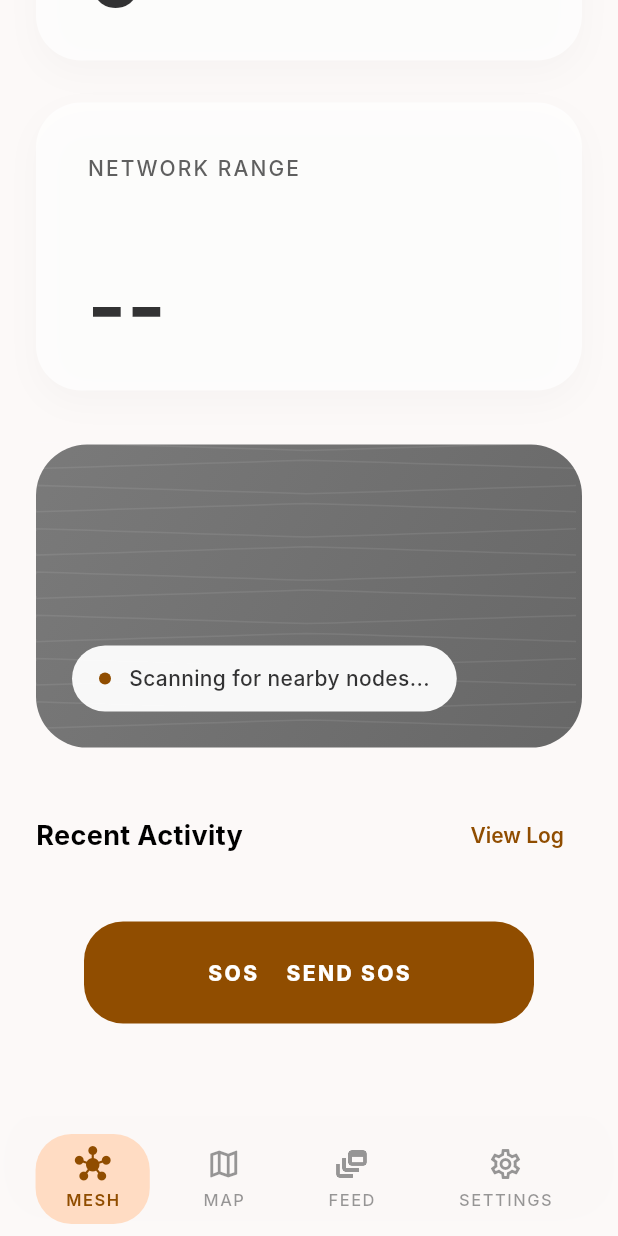
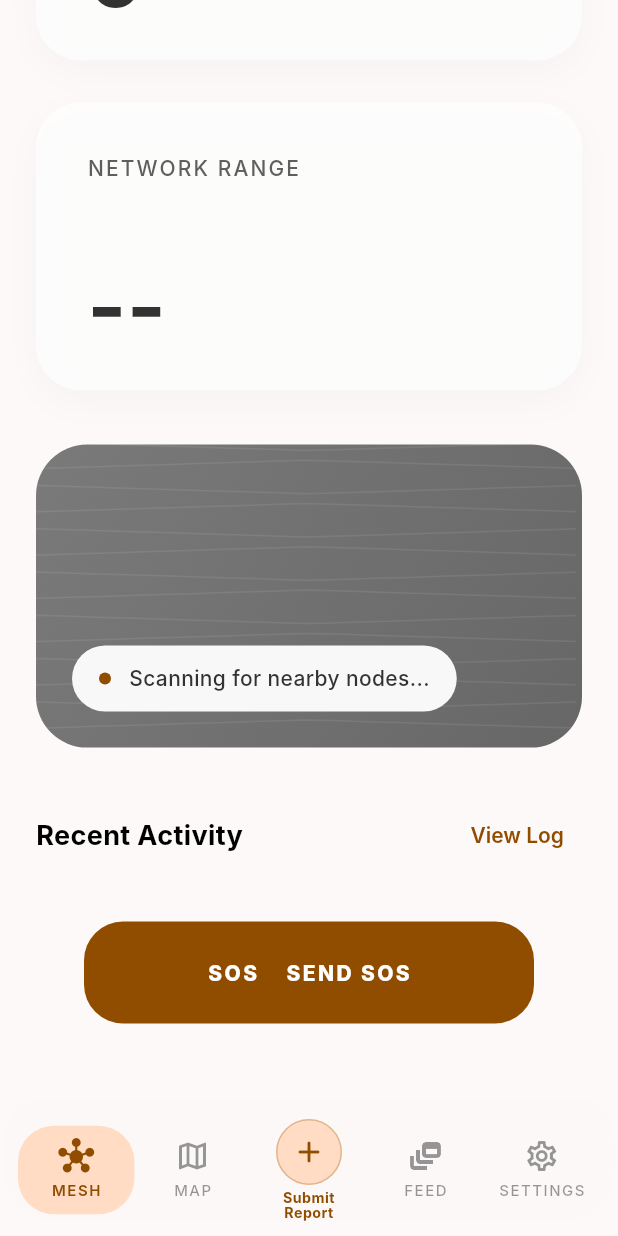
Before and after one commit to SpekyLord/Dispatch, a Flutter app: the CitizenHomeScreen screen opened directly, scrolled down 576 dp, on a phone screen of 412 x 824 dp. Run offline on Flutter 3.47's test engine with Material 3 defaults, Android fonts, the light colour scheme and no system bars; our stand-ins replace dio, equatable, flutter_bloc, flutter_map, flutter_riverpod, geolocator and 7 more; missing offline and left inert: dart:html; accounts and stored records are empty; network calls fail; Roboto replaces fonts that are missing (Inter); statements that could not run were skipped.

Commit message:
feat(citizen): add report submission functionality and improve error handling fix(auth): ensure token is set correctly in headers feat(shared): enhance bottom navigation bar with center action button

```diff
--- a/apps/mobile/lib/core/services/auth_service.dart
+++ b/apps/mobile/lib/core/services/auth_service.dart
@@ -30,8 +30,8 @@ class AuthService {
   }
 
   void setToken(String? token) {
-    if (token != null) {
-      _dio.options.headers['Authorization'] = 'Bearer ';
+    if (token != null && token.isNotEmpty) {
+      _dio.options.headers['Authorization'] = 'Bearer $token';
     } else {
       _dio.options.headers.remove('Authorization');
     }
--- a/apps/mobile/lib/features/mesh/presentation/offline_comms_screen.dart
+++ b/apps/mobile/lib/features/mesh/presentation/offline_comms_screen.dart
@@ -428,7 +428,7 @@ class _OfflineCommsScreenState extends ConsumerState<OfflineCommsScreen> {
                   ),
                   const SizedBox(height: 12),
                   DropdownButtonFormField<String>(
-                    value: _postCategory,
+                    initialValue: _postCategory,
                     decoration: const InputDecoration(
                       labelText: 'Category',
                       border: OutlineInputBorder(),
@@ -510,7 +510,7 @@ class _OfflineCommsScreenState extends ConsumerState<OfflineCommsScreen> {
                 borderRadius: BorderRadius.circular(24),
                 border: Border.all(color: dc.warmBorder),
               ),
-              child: const Text(
+              child: Text(
                 _isDirectThread
                     ? 'No direct messages in this thread yet. Send one and nearby nodes will relay it across the mesh.'
                     : 'No messages yet. Compose a broadcast above or wait for nearby nodes to relay traffic.',
--- a/apps/mobile/lib/features/mesh/presentation/survivor_compass_screen.dart
+++ b/apps/mobile/lib/features/mesh/presentation/survivor_compass_screen.dart
@@ -5,6 +5,7 @@ import 'dart:ui';
 import 'package:dispatch_mobile/core/services/auth_service.dart';
 import 'package:dispatch_mobile/core/services/compass_sensor_service.dart';
 import 'package:dispatch_mobile/core/services/location_service.dart';
+import 'package:dispatch_mobile/core/services/mesh_transport_service.dart';
 import 'package:dispatch_mobile/core/services/realtime_service.dart';
 import 'package:dispatch_mobile/core/services/sar_mode_service.dart';
 import 'package:dispatch_mobile/core/services/survivor_compass_service.dart';
--- a/apps/mobile/lib/features/shared/presentation/widgets/bottom_nav_bar.dart
+++ b/apps/mobile/lib/features/shared/presentation/widgets/bottom_nav_bar.dart
@@ -8,10 +8,16 @@ class AppBottomNavigationBar extends StatelessWidget {
     super.key,
     required this.selectedIndex,
     required this.onItemTapped,
+    this.onCenterActionTap,
+    this.centerActionLabel = 'Submit\nReport',
+    this.centerActionIcon = Icons.add_rounded,
   });
 
   final int selectedIndex;
   final ValueChanged<int> onItemTapped;
+  final VoidCallback? onCenterActionTap;
+  final String centerActionLabel;
+  final IconData centerActionIcon;
 
   @override
   Widget build(BuildContext context) {
@@ -42,11 +48,11 @@ class AppBottomNavigationBar extends StatelessWidget {
           child: SafeArea(
             top: false,
             child: Padding(
-              padding: const EdgeInsets.fromLTRB(16, 12, 16, 8),
+              padding: const EdgeInsets.fromLTRB(12, 10, 12, 8),
               child: Row(
-                mainAxisAlignment: MainAxisAlignment.spaceAround,
                 children: [
-                  _NavItem(
+                  Expanded(
+                    child: _NavItem(
                       icon: Icons.hub_outlined,
                       activeIcon: Icons.hub,
                       label: 'MESH',
@@ -55,7 +61,9 @@ class AppBottomNavigationBar extends StatelessWidget {
                       unselectedColor: unselectedColor,
                       onTap: () => onItemTapped(0),
                     ),
-                  _NavItem(
+                  ),
+                  Expanded(
+                    child: _NavItem(
                       icon: Icons.map_outlined,
                       activeIcon: Icons.map,
                       label: 'MAP',
@@ -64,7 +72,18 @@ class AppBottomNavigationBar extends StatelessWidget {
                       unselectedColor: unselectedColor,
                       onTap: () => onItemTapped(1),
                     ),
-                  _NavItem(
+                  ),
+                  if (onCenterActionTap != null)
+                    Expanded(
+                      child: _CenterActionItem(
+                        icon: centerActionIcon,
+                        label: centerActionLabel,
+                        accentColor: selectedColor,
+                        onTap: onCenterActionTap!,
+                      ),
+                    ),
+                  Expanded(
+                    child: _NavItem(
                       icon: Icons.dynamic_feed_outlined,
                       activeIcon: Icons.dynamic_feed,
                       label: 'FEED',
@@ -73,7 +92,9 @@ class AppBottomNavigationBar extends StatelessWidget {
                       unselectedColor: unselectedColor,
                       onTap: () => onItemTapped(2),
                     ),
-                  _NavItem(
+                  ),
+                  Expanded(
+                    child: _NavItem(
                       icon: Icons.settings_outlined,
                       activeIcon: Icons.settings,
                       label: 'SETTINGS',
@@ -81,6 +102,7 @@ class AppBottomNavigationBar extends StatelessWidget {
                       selectedColor: selectedColor,
                       unselectedColor: unselectedColor,
                       onTap: () => onItemTapped(3),
+                    ),
                   ),
                 ],
               ),
@@ -121,7 +143,7 @@ class _NavItem extends StatelessWidget {
       behavior: HitTestBehavior.opaque,
       child: AnimatedContainer(
         duration: const Duration(milliseconds: 200),
-        padding: const EdgeInsets.symmetric(horizontal: 20, vertical: 8),
+        padding: const EdgeInsets.symmetric(horizontal: 8, vertical: 8),
         decoration: isSelected
             ? BoxDecoration(
                 color: isDark
@@ -137,10 +159,14 @@ class _NavItem extends StatelessWidget {
             const SizedBox(height: 4),
             Text(
               label,
+              textAlign: TextAlign.center,
+              maxLines: 1,
+              overflow: TextOverflow.fade,
+              softWrap: false,
               style: TextStyle(
                 fontFamily: 'Inter',
                 color: color,
-                fontSize: 11,
+                fontSize: 10,
                 fontWeight: isSelected ? FontWeight.w600 : FontWeight.w500,
                 letterSpacing: 1.0,
               ),
@@ -151,3 +177,63 @@ class _NavItem extends StatelessWidget {
     );
   }
 }
+
+class _CenterActionItem extends StatelessWidget {
+  const _CenterActionItem({
+    required this.icon,
+    required this.label,
+    required this.accentColor,
+    required this.onTap,
+  });
+
+  final IconData icon;
+  final String label;
+  final Color accentColor;
+  final VoidCallback onTap;
+
+  @override
+  Widget build(BuildContext context) {
+    final isDark = Theme.of(context).brightness == Brightness.dark;
+
+    return GestureDetector(
+      onTap: onTap,
+      behavior: HitTestBehavior.opaque,
+      child: Padding(
+        padding: const EdgeInsets.symmetric(vertical: 2),
+        child: Column(
+          mainAxisSize: MainAxisSize.min,
+          children: [
+            Container(
+              width: 44,
+              height: 44,
+              decoration: BoxDecoration(
+                color: isDark
+                    ? dc.darkPrimaryAccent.withValues(alpha: 0.2)
+                    : dc.primaryContainer,
+                shape: BoxShape.circle,
+                border: Border.all(
+                  color: accentColor.withValues(alpha: 0.28),
+                ),
+              ),
+              child: Icon(icon, color: accentColor, size: 24),
+            ),
+            const SizedBox(height: 4),
+            Text(
+              label,
+              textAlign: TextAlign.center,
+              maxLines: 2,
+              style: TextStyle(
+                fontFamily: 'Inter',
+                color: accentColor,
+                fontSize: 9.5,
+                fontWeight: FontWeight.w700,
+                height: 1.05,
+                letterSpacing: 0.3,
+              ),
+            ),
+          ],
+        ),
+      ),
+    );
+  }
+}
```
Also changed, not shown: apps/mobile/lib/features/citizen/presentation/citizen_home_screen.dart (+8 -0 lines), apps/mobile/lib/features/citizen/presentation/citizen_report_form_screen.dart (+32 -7 lines), 1 other file. Lines whose indentation alone changed are shown as unchanged.
